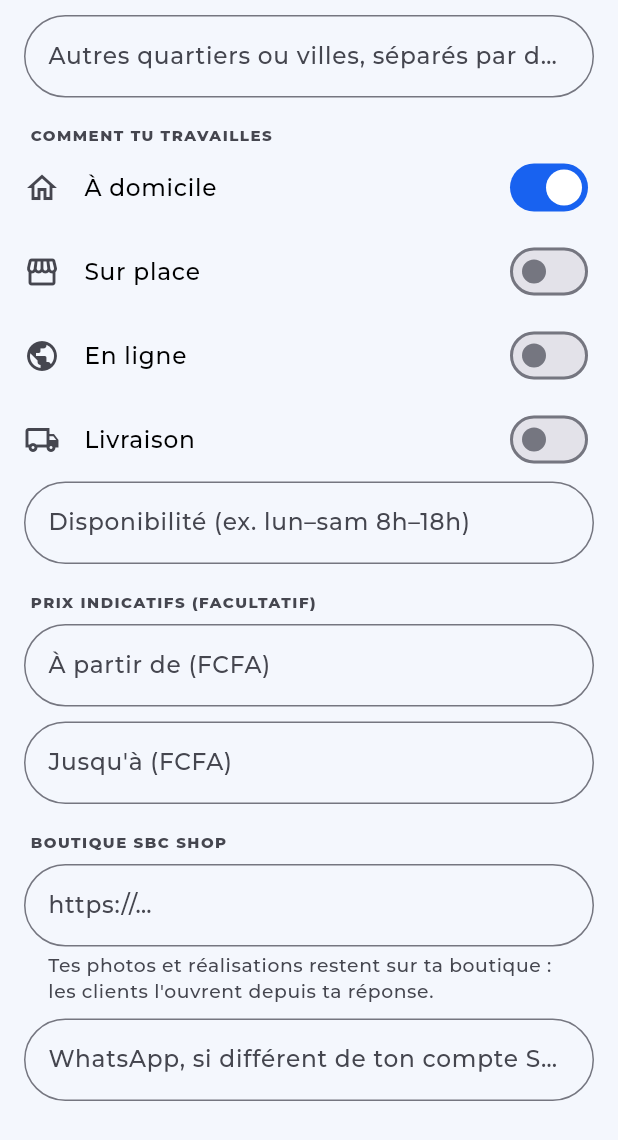
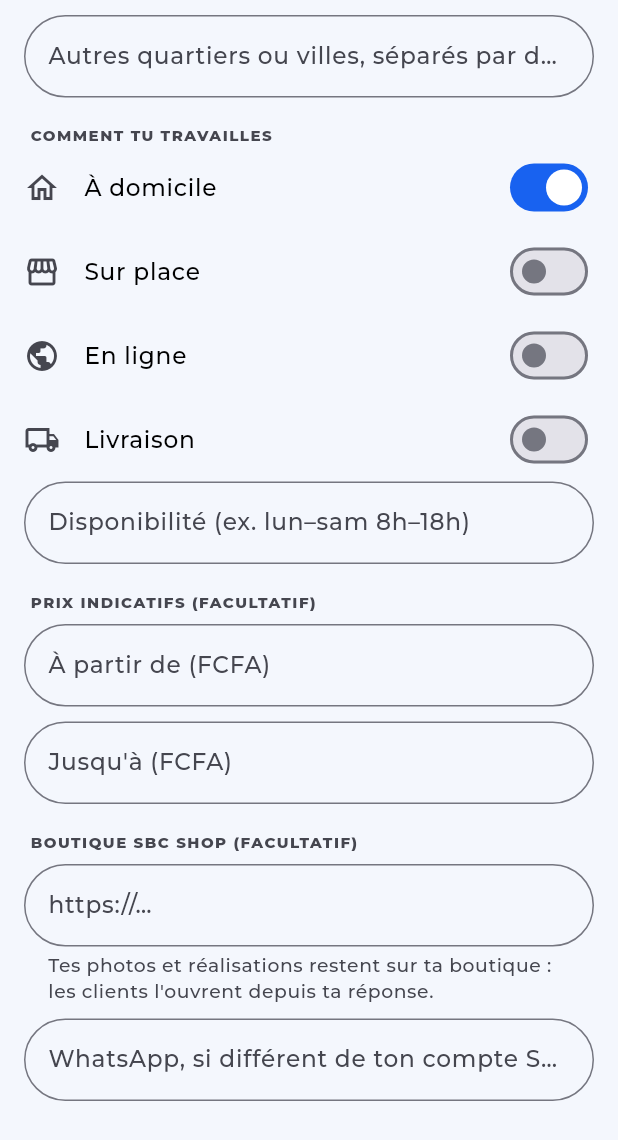
Before and after one commit to tambongslade/sbc-contacts, a Flutter app: the ProProfileFormScreen screen opened by its route, scrolled down 329 dp, on a phone screen of 412 x 824 dp, the part 96-1236 px from its top. Run offline on Flutter 3.47's test engine with Material 3 defaults, Android fonts, the phone set to English and light mode, and no system bars; our stand-ins replace app_links, cached_network_image, dio, flex_color_scheme, flutter_animate, flutter_contacts and 8 more; missing offline and left inert: flutter_web_auth_2; accounts and stored records are empty; network calls fail.

Commit message:
Flutter: the SBC Shop link is optional on a pro profile
Co-Authored-By: Claude Opus 5.5 <noreply@anthropic.com>

```diff
--- a/app/lib/features/requests/domain/request_models.dart
+++ b/app/lib/features/requests/domain/request_models.dart
@@ -355,8 +355,8 @@ class ProProfile {
       !isPlaceholder(availability) &&
       !isPlaceholder(description) &&
       description.length >= 10 &&
-      modes.isNotEmpty &&
-      isRealLink(shopUrl);
+      // The SBC Shop link is optional: it does not make a profile incomplete.
+      modes.isNotEmpty;
 }
 
 class ProServiceItem {
@@ -409,7 +409,7 @@ class ProServiceItem {
 
 /// What a pro still has to do before requests can reach them.
 enum ProSetupItem {
-  profile('Compléter mon profil (métier, ville, disponibilité, boutique)'),
+  profile('Compléter mon profil (métier, ville, disponibilité)'),
   services('Ajouter au moins un service');
 
   const ProSetupItem(this.todo);
--- a/app/lib/features/requests/presentation/pro_editors.dart
+++ b/app/lib/features/requests/presentation/pro_editors.dart
@@ -90,7 +90,8 @@ class _ProProfileFormScreenState extends ConsumerState<ProProfileFormScreen> {
       _city.text.trim().isNotEmpty &&
       _modes.isNotEmpty &&
       _availability.text.trim().isNotEmpty &&
-      isRealLink(_shopUrl.text);
+      // Optional, but a typed link must be a real one.
+      (_shopUrl.text.trim().isEmpty || isRealLink(_shopUrl.text));
 
   Future<void> _save() async {
     setState(() {
@@ -107,7 +108,7 @@ class _ProProfileFormScreenState extends ConsumerState<ProProfileFormScreen> {
         'availability': _availability.text.trim(),
         if (_amount(_priceMin.text) != null) 'priceMin': _amount(_priceMin.text),
         if (_amount(_priceMax.text) != null) 'priceMax': _amount(_priceMax.text),
-        'shopUrl': _shopUrl.text.trim(),
+        if (_shopUrl.text.trim().isNotEmpty) 'shopUrl': _shopUrl.text.trim(),
         if (_whatsapp.text.trim().isNotEmpty) 'whatsapp': _whatsapp.text.trim(),
       });
       ref.read(proSpaceProvider.notifier).set(space);
@@ -165,7 +166,7 @@ class _ProProfileFormScreenState extends ConsumerState<ProProfileFormScreen> {
           field(_priceMin, 'À partir de (FCFA)', keyboard: TextInputType.number),
           field(_priceMax, "Jusqu'à (FCFA)", keyboard: TextInputType.number),
           const Gap(8),
-          const RequestSectionLabel('Boutique SBC Shop'),
+          const RequestSectionLabel('Boutique SBC Shop (facultatif)'),
           const Gap(8),
           field(_shopUrl, 'https://…',
               keyboard: TextInputType.url,
--- a/app/lib/features/requests/presentation/pro_onboarding.dart
+++ b/app/lib/features/requests/presentation/pro_onboarding.dart
@@ -221,7 +221,7 @@ class _ProAssistantScreenState extends ConsumerState<ProAssistantScreen> {
         'availability': p['availability'],
         if (p['priceMin'] != null) 'priceMin': p['priceMin'],
         if (p['priceMax'] != null) 'priceMax': p['priceMax'],
-        'shopUrl': p['shopUrl'],
+        if ((p['shopUrl'] as String?)?.trim().isNotEmpty ?? false) 'shopUrl': p['shopUrl'],
         if (ref.read(proSpaceProvider).value?.profile?.whatsapp != null)
           'whatsapp': ref.read(proSpaceProvider).value!.profile!.whatsapp,
       });
```
Also changed, not shown: app/lib/features/requests/presentation/pro_space_screen.dart (+5 -3 lines).
